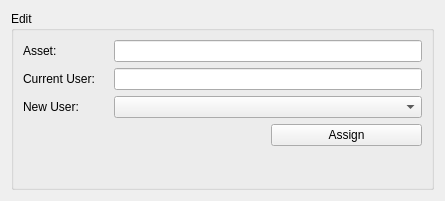
This is ui_files/edit_asset.ui in sanath111/rbhus_clone as Qt 5 draws it before an edit. The edited form follows.
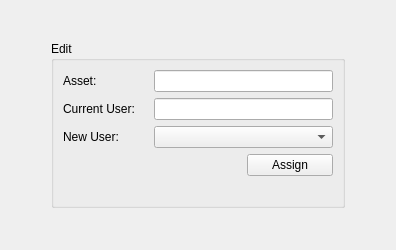
This is the edited form.

The edit to the form file:
```diff
--- a/ui_files/edit_asset.ui
+++ b/ui_files/edit_asset.ui
@@ -6,15 +6,31 @@
    <rect>
     <x>0</x>
     <y>0</y>
-    <width>445</width>
-    <height>201</height>
+    <width>396</width>
+    <height>250</height>
    </rect>
   </property>
   <property name="windowTitle">
    <string>Form</string>
   </property>
   <layout class="QGridLayout" name="gridLayout">
-   <item row="0" column="0">
+   <item row="2" column="1">
+    <spacer name="verticalSpacer_2">
+     <property name="orientation">
+      <enum>Qt::Vertical</enum>
+     </property>
+     <property name="sizeType">
+      <enum>QSizePolicy::Preferred</enum>
+     </property>
+     <property name="sizeHint" stdset="0">
+      <size>
+       <width>20</width>
+       <height>40</height>
+      </size>
+     </property>
+    </spacer>
+   </item>
+   <item row="1" column="1">
     <widget class="QGroupBox" name="groupBox">
      <property name="title">
       <string>Edit</string>
@@ -116,6 +132,54 @@
      </layout>
     </widget>
    </item>
+   <item row="0" column="1">
+    <spacer name="verticalSpacer">
+     <property name="orientation">
+      <enum>Qt::Vertical</enum>
+     </property>
+     <property name="sizeType">
+      <enum>QSizePolicy::Preferred</enum>
+     </property>
+     <property name="sizeHint" stdset="0">
+      <size>
+       <width>20</width>
+       <height>40</height>
+      </size>
+     </property>
+    </spacer>
+   </item>
+   <item row="1" column="0">
+    <spacer name="horizontalSpacer_2">
+     <property name="orientation">
+      <enum>Qt::Horizontal</enum>
+     </property>
+     <property name="sizeType">
+      <enum>QSizePolicy::Preferred</enum>
+     </property>
+     <property name="sizeHint" stdset="0">
+      <size>
+       <width>40</width>
+       <height>20</height>
+      </size>
+     </property>
+    </spacer>
+   </item>
+   <item row="1" column="2">
+    <spacer name="horizontalSpacer_3">
+     <property name="orientation">
+      <enum>Qt::Horizontal</enum>
+     </property>
+     <property name="sizeType">
+      <enum>QSizePolicy::Preferred</enum>
+     </property>
+     <property name="sizeHint" stdset="0">
+      <size>
+       <width>40</width>
+       <height>20</height>
+      </size>
+     </property>
+    </spacer>
+   </item>
   </layout>
  </widget>
  <resources/>
```
